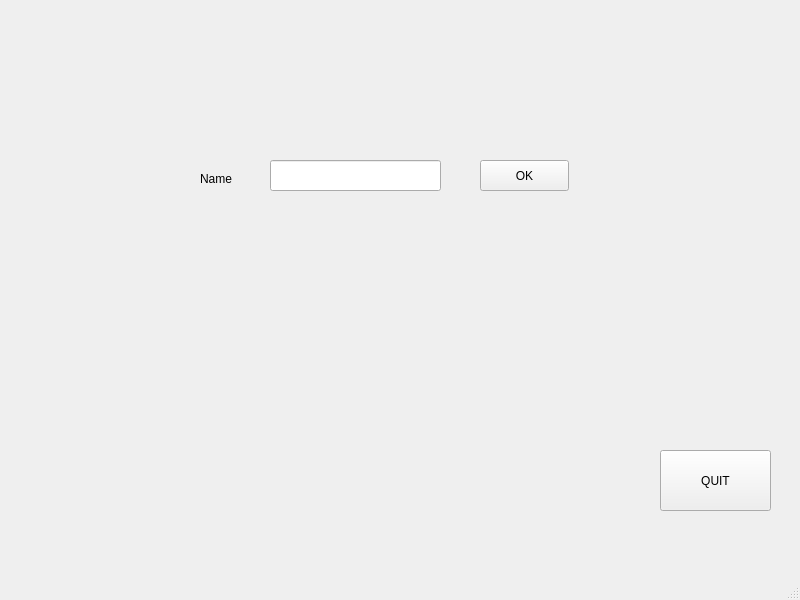
Before: the Qt Designer form DeleteFaceGui.ui in vucd3/Face-Recognition-Gui, drawn with Qt 5.
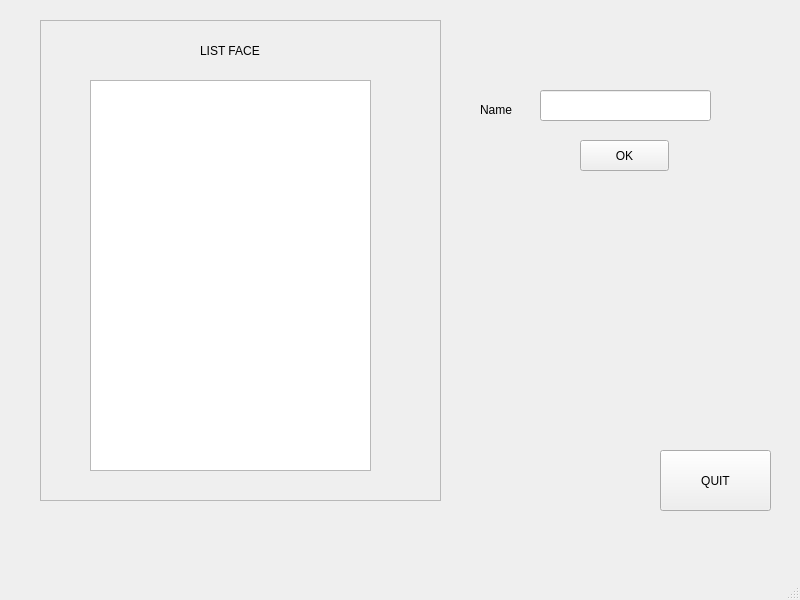
After: the same form once the commit is applied.

What changed in the file:
```diff
--- a/DeleteFaceGui.ui
+++ b/DeleteFaceGui.ui
@@ -17,8 +17,8 @@
    <widget class="QPushButton" name="ok">
     <property name="geometry">
      <rect>
-      <x>480</x>
-      <y>160</y>
+      <x>580</x>
+      <y>140</y>
       <width>89</width>
       <height>31</height>
      </rect>
@@ -30,8 +30,8 @@
    <widget class="QLineEdit" name="name">
     <property name="geometry">
      <rect>
-      <x>270</x>
-      <y>160</y>
+      <x>540</x>
+      <y>90</y>
       <width>171</width>
       <height>31</height>
      </rect>
@@ -40,10 +40,10 @@
    <widget class="QLabel" name="label">
     <property name="geometry">
      <rect>
-      <x>200</x>
-      <y>170</y>
-      <width>67</width>
-      <height>17</height>
+      <x>480</x>
+      <y>100</y>
+      <width>61</width>
+      <height>20</height>
      </rect>
     </property>
     <property name="text">
@@ -63,6 +63,45 @@
      <string>QUIT</string>
     </property>
    </widget>
+   <widget class="QFrame" name="frame">
+    <property name="geometry">
+     <rect>
+      <x>40</x>
+      <y>20</y>
+      <width>401</width>
+      <height>481</height>
+     </rect>
+    </property>
+    <property name="frameShape">
+     <enum>QFrame::StyledPanel</enum>
+    </property>
+    <property name="frameShadow">
+     <enum>QFrame::Raised</enum>
+    </property>
+    <widget class="QTextBrowser" name="list_face">
+     <property name="geometry">
+      <rect>
+       <x>50</x>
+       <y>60</y>
+       <width>281</width>
+       <height>391</height>
+      </rect>
+     </property>
+    </widget>
+    <widget class="QLabel" name="label_2">
+     <property name="geometry">
+      <rect>
+       <x>160</x>
+       <y>10</y>
+       <width>131</width>
+       <height>41</height>
+      </rect>
+     </property>
+     <property name="text">
+      <string>LIST FACE</string>
+     </property>
+    </widget>
+   </widget>
   </widget>
   <widget class="QMenuBar" name="menubar">
    <property name="geometry">
```
